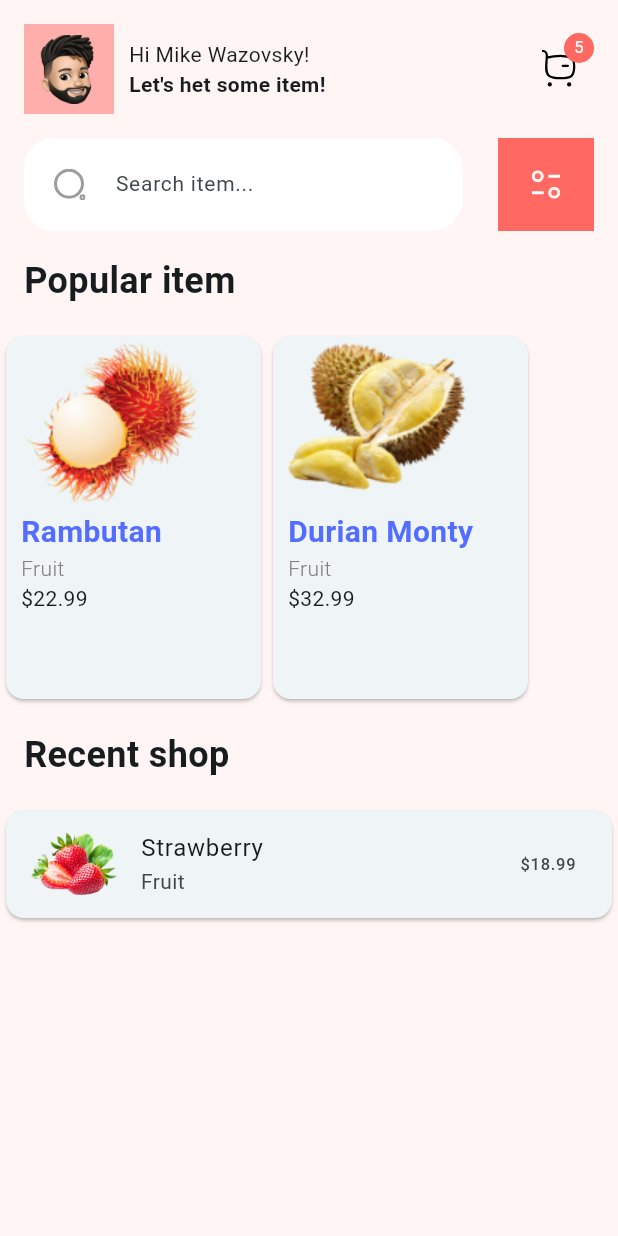
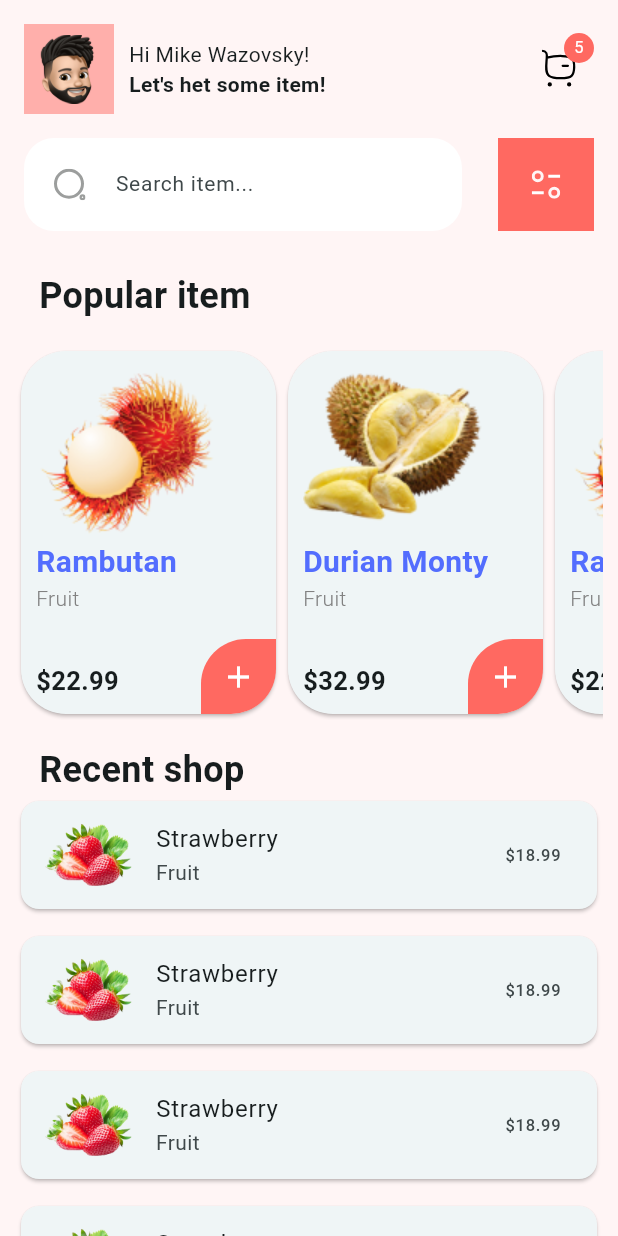
Before and after one commit to LekasNet/sbermarket, a Flutter app: the screen it shows after launch, on a phone screen of 412 x 824 dp. Run offline on Flutter 3.47's test engine with Material 3 defaults, Android fonts, the phone set to English and light mode, and no system bars; our stand-ins replace figma_squircle, flutter_svg; missing offline and left inert: squircle.

Commit message:
added product cards, replaced icons, recent shop done for 70%

```diff
--- a/lib/commons/globals.dart
+++ b/lib/commons/globals.dart
@@ -34,7 +34,49 @@ List<ProductItem> popularItems = [
     imageUrl: 'assets/images/durian.png', // Путь к вашему локальному изображению или URL
     isFavorite: false,
   ),
-  // Добавьте столько элементов, сколько вам нужно
+  ProductItem(
+    name: 'Rambutan',
+    type: 'Fruit',
+    price: '\$22.99',
+    imageUrl: 'assets/images/rambutan.png', // Путь к вашему локальному изображению или URL
+    isFavorite: true,
+  ),
+  ProductItem(
+    name: 'Durian Monty',
+    type: 'Fruit',
+    price: '\$32.99',
+    imageUrl: 'assets/images/durian.png', // Путь к вашему локальному изображению или URL
+    isFavorite: false,
+  ),
+  ProductItem(
+    name: 'Rambutan',
+    type: 'Fruit',
+    price: '\$22.99',
+    imageUrl: 'assets/images/rambutan.png', // Путь к вашему локальному изображению или URL
+    isFavorite: true,
+  ),
+  ProductItem(
+    name: 'Durian Monty',
+    type: 'Fruit',
+    price: '\$32.99',
+    imageUrl: 'assets/images/durian.png', // Путь к вашему локальному изображению или URL
+    isFavorite: false,
+  ),
+  ProductItem(
+    name: 'Rambutan',
+    type: 'Fruit',
+    price: '\$22.99',
+    imageUrl: 'assets/images/rambutan.png', // Путь к вашему локальному изображению или URL
+    isFavorite: true,
+  ),
+  ProductItem(
+    name: 'Durian Monty',
+    type: 'Fruit',
+    price: '\$32.99',
+    imageUrl: 'assets/images/durian.png', // Путь к вашему локальному изображению или URL
+    isFavorite: false,
+  ),
+
 ];
 
 List<ProductItem> recentItems = [
@@ -44,6 +86,48 @@ List<ProductItem> recentItems = [
     price: '\$18.99',
     imageUrl: 'assets/images/strawberry.png', // Путь к вашему локальному изображению или URL
     isFavorite: false,
+  ),  ProductItem(
+    name: 'Strawberry',
+    type: 'Fruit',
+    price: '\$18.99',
+    imageUrl: 'assets/images/strawberry.png', // Путь к вашему локальному изображению или URL
+    isFavorite: false,
+  ),  ProductItem(
+    name: 'Strawberry',
+    type: 'Fruit',
+    price: '\$18.99',
+    imageUrl: 'assets/images/strawberry.png', // Путь к вашему локальному изображению или URL
+    isFavorite: false,
+  ),  ProductItem(
+    name: 'Strawberry',
+    type: 'Fruit',
+    price: '\$18.99',
+    imageUrl: 'assets/images/strawberry.png', // Путь к вашему локальному изображению или URL
+    isFavorite: false,
+  ),  ProductItem(
+    name: 'Strawberry',
+    type: 'Fruit',
+    price: '\$18.99',
+    imageUrl: 'assets/images/strawberry.png', // Путь к вашему локальному изображению или URL
+    isFavorite: false,
+  ),  ProductItem(
+    name: 'Strawberry',
+    type: 'Fruit',
+    price: '\$18.99',
+    imageUrl: 'assets/images/strawberry.png', // Путь к вашему локальному изображению или URL
+    isFavorite: false,
+  ),  ProductItem(
+    name: 'Strawberry',
+    type: 'Fruit',
+    price: '\$18.99',
+    imageUrl: 'assets/images/strawberry.png', // Путь к вашему локальному изображению или URL
+    isFavorite: false,
+  ),  ProductItem(
+    name: 'Strawberry',
+    type: 'Fruit',
+    price: '\$18.99',
+    imageUrl: 'assets/images/strawberry.png', // Путь к вашему локальному изображению или URL
+    isFavorite: false,
   ),
   // Добавьте столько элементов, сколько вам нужно
 ];
--- a/lib/pages/mian_page.dart
+++ b/lib/pages/mian_page.dart
@@ -151,10 +151,13 @@ class _MyHomePageState extends State<Home> {
               ],
             )
           ),
-          Container(
-            height: 600,
-            child: SingleChildScrollView(
-              child: Listing(),
+          SizedBox(height: 10,),
+          Expanded(
+            child: Container(
+              padding: EdgeInsets.symmetric(horizontal: 10),
+              child: SingleChildScrollView(
+                child: Listing(),
+              ),
             ),
           ),
         ],
--- a/lib/templates/product_listing.dart
+++ b/lib/templates/product_listing.dart
@@ -1,5 +1,5 @@
 import 'package:flutter/material.dart';
-
+import 'package:sbermarket/commons/colors.dart';
 import 'package:sbermarket/commons/globals.dart';
 
 
@@ -12,7 +12,8 @@ class Listing extends StatelessWidget {
         children: [
           Padding(
             padding: EdgeInsets.all(16.0),
-              child: Text('Popular item', style: TextStyle(fontSize: 24.0, fontWeight: FontWeight.bold)),
+            child: Text('Popular item',
+                style: TextStyle(fontSize: 24.0, fontWeight: FontWeight.bold)),
           ),
           Container(
             height: 250.0,
@@ -20,40 +21,108 @@ class Listing extends StatelessWidget {
               scrollDirection: Axis.horizontal,
               itemCount: popularItems.length,
               itemBuilder: (context, index) {
-                  return Card(
+                return ClipRect(
+                  child: Stack(
+                    clipBehavior: Clip.hardEdge,
+                    children: [
+                      Card(
+                        shape: RoundedRectangleBorder(
+                          borderRadius: BorderRadius.all(Radius.circular(30))
+                        ),
                         child: Container(
-                      padding: EdgeInsets.symmetric(horizontal: 10),
                           width: 170.0,
+                          child: Stack(
+                            clipBehavior: Clip.hardEdge,
+                            children: [
+                              Container(
+                                padding: EdgeInsets.all(10),
                                 child: Column(
-                        crossAxisAlignment: CrossAxisAlignment.start,
+                                  crossAxisAlignment: CrossAxisAlignment
+                                      .start,
                                   children: [
-                          Image.asset(popularItems[index].imageUrl), // Изображение товара
-                          Text(popularItems[index].name, style: TextStyle(fontSize: 20, fontWeight: FontWeight.w700, color: Colors.indigoAccent),),
-                          Text(popularItems[index].type, style: TextStyle(fontWeight: FontWeight.w300, color: Color(0xFF818181))),
-                          Text(popularItems[index].price), // Цена
+                                    Image.asset(
+                                        popularItems[index].imageUrl),
+                                    Text(popularItems[index].name,
+                                      style: const TextStyle(fontSize: 20,
+                                          fontWeight: FontWeight.w700,
+                                          color: Colors.indigoAccent),),
+                                    Text(popularItems[index].type,
+                                        style: const TextStyle(
+                                            fontWeight: FontWeight.w300,
+                                            color: Color(0xFF818181))),
+                                    const Spacer(),
+                                    Text(popularItems[index].price,
+                                      style: const TextStyle(
+                                        fontSize: 17,
+                                        fontWeight: FontWeight.w700,
+                                      ),
+                                    ),
                                   ],
                                 ),
+                              ),
+                              Positioned(
+                                bottom: 0,
+                                right: 0,
+                                child: ClipRRect(
+                                  borderRadius: BorderRadius.only(
+                                    topLeft: Radius.circular(
+                                        30),
+                                    bottomRight: Radius.circular(
+                                        30
+                                    ),
+                                  ),
+                                  child: Material(
+                                    color: primaryColor,
+                                    child: InkWell(
+                                      onTap: () {
+
+                                      },
+                                      child: Container(
+                                        width: 50,
+                                        height: 50,
+                                        decoration: BoxDecoration(),
+                                        child: Icon(
+                                          Icons.add,
+                                          color: Colors
+                                              .white,
+                                        ),
+                                      ),
+                                    ),
+                                  ),
+                                ),
+                              ),
+                            ]
+                          )
+                        ),
+                      ),
+                    ],
                   ),
                 );
               },
             ),
           ),
           Padding(
-              padding: EdgeInsets.all(16.0),
-              child: Text('Recent shop', style: TextStyle(fontSize: 24.0, fontWeight: FontWeight.bold)),
+            padding: EdgeInsets.only(top: 16.0, right: 16, left: 16),
+            child: Text('Recent shop',
+                style: TextStyle(fontSize: 24.0, fontWeight: FontWeight.bold)),
           ),
           ListView.builder(
-              physics: NeverScrollableScrollPhysics(), // Чтобы список не прокручивался внутри SingleChildScrollView
-              shrinkWrap: true, // Чтобы список занял только необходимое пространство
+            physics: NeverScrollableScrollPhysics(),
+            shrinkWrap: true,
             itemCount: recentItems.length,
             itemBuilder: (context, index) {
-                return Card(
+              return Column(
+                children: [
+                  Card(
                     child: ListTile(
-                    leading: Image.asset(recentItems[index].imageUrl), // Изображение товара
-                    title: Text(recentItems[index].name), // Название товара
-                    subtitle: Text(recentItems[index].type), // Тип товара
-                    trailing: Text(recentItems[index].price), // Цена
+                      leading: Image.asset(recentItems[index].imageUrl),
+                      title: Text(recentItems[index].name),
+                      subtitle: Text(recentItems[index].type),
+                      trailing: Text(recentItems[index].price),
                     ),
+                  ),
+                  SizedBox(height: 10,)
+                ],
               );
             },
           ),
```
Lines whose indentation alone changed are shown as unchanged.
